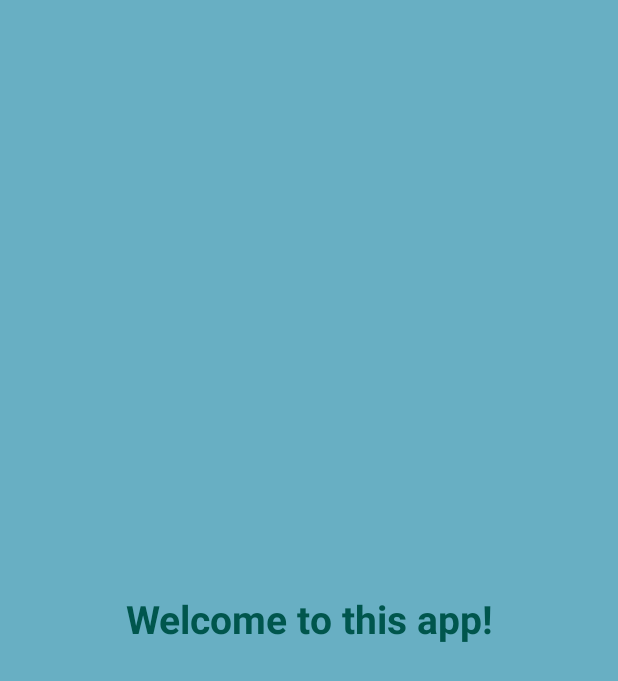
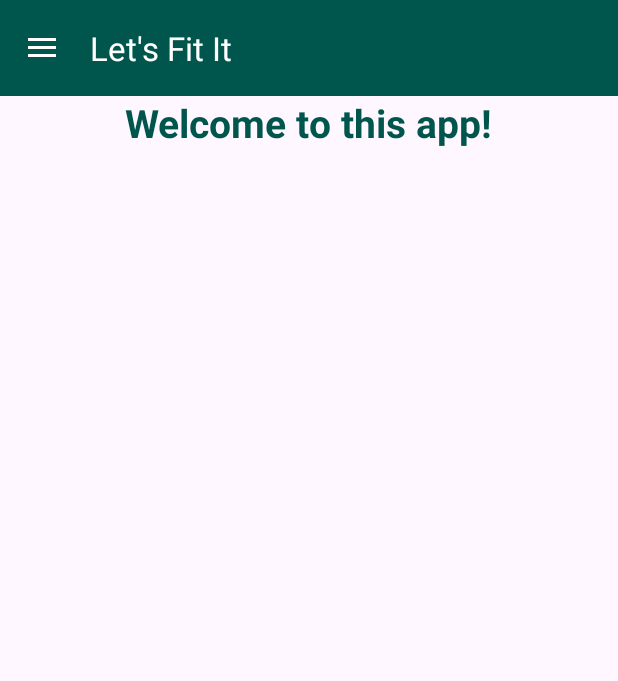
Before and after one commit to IoanaComaniciu00/Lets-Fit-It, an Android app: the MainActivity screen opened directly, with no data from a screen before it, on a phone screen of 412 x 824 dp. Shown: the top 681 px of the screen. Run offline under Robolectric (Android 15) with nearby library versions, the phone set to English and light mode, and no system bars; our stand-ins replace Firebase (no records; nobody signed in at launch, a user with empty details on screens opened directly).

Commit message:
added navigation menu

```diff
--- a/app/build.gradle.kts
+++ b/app/build.gradle.kts
@@ -53,6 +53,11 @@ dependencies {
     androidTestImplementation(libs.espresso.core)
     implementation (libs.firebase.firestore.ktx)
     implementation(libs.lifecycle.viewmodel)
+    implementation (libs.navigation.fragment)
+    implementation (libs.navigation.ui)
+    implementation (libs.material.v180)
+    implementation(libs.constraintlayout)
+    implementation(libs.navigation.fragment)
 
 
 
--- a/app/src/main/java/com/example/letsfitit/MainActivity.java
+++ b/app/src/main/java/com/example/letsfitit/MainActivity.java
@@ -1,24 +1,98 @@
 package com.example.letsfitit;
 
+import android.content.Intent;
 import android.os.Bundle;
+import android.view.View;
+import android.widget.TextView;
 
 import androidx.activity.EdgeToEdge;
+import androidx.appcompat.app.ActionBarDrawerToggle;
 import androidx.appcompat.app.AppCompatActivity;
 import androidx.core.graphics.Insets;
+import androidx.core.view.GravityCompat;
 import androidx.core.view.ViewCompat;
 import androidx.core.view.WindowInsetsCompat;
+import androidx.drawerlayout.widget.DrawerLayout;
+
+import com.google.android.material.appbar.MaterialToolbar;
+import com.google.android.material.navigation.NavigationView;
+import com.google.firebase.auth.FirebaseAuth;
+import com.google.firebase.auth.FirebaseUser;
 
 public class MainActivity extends AppCompatActivity {
+
+    private DrawerLayout drawerLayout;
+    private NavigationView navigationView;
+    private ActionBarDrawerToggle toggle;
+    private FirebaseAuth auth;
 
     @Override
     protected void onCreate(Bundle savedInstanceState) {
         super.onCreate(savedInstanceState);
-        EdgeToEdge.enable(this);
         setContentView(R.layout.activity_main);
-        ViewCompat.setOnApplyWindowInsetsListener(findViewById(R.id.main), (v, insets) -> {
-            Insets systemBars = insets.getInsets(WindowInsetsCompat.Type.systemBars());
-            v.setPadding(systemBars.left, systemBars.top, systemBars.right, systemBars.bottom);
-            return insets;
+
+        auth = FirebaseAuth.getInstance();
+
+        // Setup toolbar
+        MaterialToolbar toolbar = findViewById(R.id.toolbar);
+        setSupportActionBar(toolbar);
+
+
+        drawerLayout = findViewById(R.id.main);
+        navigationView = findViewById(R.id.nav_view);
+
+        // Setup drawer toggle
+        toggle = new ActionBarDrawerToggle(
+                this, drawerLayout, toolbar,
+                R.string.navigation_drawer_open,
+                R.string.navigation_drawer_close);
+        drawerLayout.addDrawerListener(toggle);
+        toggle.syncState();
+
+
+        View headerView = navigationView.getHeaderView(0);
+        TextView txtUserEmail = headerView.findViewById(R.id.txt_user_email);
+        FirebaseUser user = auth.getCurrentUser();
+        if (user != null) {
+            txtUserEmail.setText(user.getEmail());
+        }
+
+        // Navigation menu
+        navigationView.setNavigationItemSelectedListener(item -> {
+            int id = item.getItemId();
+
+            if (id == R.id.nav_home) {
+
+            }
+            else if (id == R.id.nav_profile) {
+                startActivity(new Intent(this, ProfileActivity.class));
+            }
+            /*else if (id == R.id.nav_history) {
+                startActivity(new Intent(this, HistoryActivity.class));
+            }*/
+            else if (id == R.id.nav_settings) {
+                startActivity(new Intent(this, SettingsActivity.class));
+            }
+            else if (id == R.id.nav_try) {
+                startActivity(new Intent(this, TryActivity.class));
+            }
+            else if (id == R.id.nav_logout) {
+                auth.signOut();
+                startActivity(new Intent(this, LoginActivity.class));
+                finish();
+            }
+
+            drawerLayout.closeDrawer(GravityCompat.START);
+            return true;
         });
     }
+
+    @Override
+    public void onBackPressed() {
+        if (drawerLayout.isDrawerOpen(GravityCompat.START)) {
+            drawerLayout.closeDrawer(GravityCompat.START);
+        } else {
+            super.onBackPressed();
+        }
+    }
 }
--- /dev/null
+++ b/app/src/main/res/drawable/nav_arrow.xml
@@ -0,0 +1,5 @@
+<vector xmlns:android="http://schemas.android.com/apk/res/android" android:autoMirrored="true" android:height="24dp" android:tint="#000000" android:viewportHeight="24" android:viewportWidth="24" android:width="24dp">
+
+    <path android:fillColor="@android:color/white" android:pathData="M20,11H7.83l5.59,-5.59L12,4l-8,8 8,8 1.41,-1.41L7.83,13H20v-2z"/>
+
+</vector>
--- /dev/null
+++ b/app/src/main/res/drawable/nav_menu.xml
@@ -0,0 +1,5 @@
+<vector xmlns:android="http://schemas.android.com/apk/res/android" android:autoMirrored="true" android:height="24dp" android:tint="#000000" android:viewportHeight="24" android:viewportWidth="24" android:width="24dp">
+
+    <path android:fillColor="@android:color/white" android:pathData="M4,10.5c-0.83,0 -1.5,0.67 -1.5,1.5s0.67,1.5 1.5,1.5 1.5,-0.67 1.5,-1.5 -0.67,-1.5 -1.5,-1.5zM4,4.5c-0.83,0 -1.5,0.67 -1.5,1.5S3.17,7.5 4,7.5 5.5,6.83 5.5,6 4.83,4.5 4,4.5zM4,16.5c-0.83,0 -1.5,0.68 -1.5,1.5s0.68,1.5 1.5,1.5 1.5,-0.68 1.5,-1.5 -0.67,-1.5 -1.5,-1.5zM7,19h14v-2L7,17v2zM7,13h14v-2L7,11v2zM7,5v2h14L21,5L7,5z"/>
+
+</vector>
--- a/app/src/main/res/layout/activity_main.xml
+++ b/app/src/main/res/layout/activity_main.xml
@@ -1,12 +1,28 @@
 <?xml version="1.0" encoding="utf-8"?>
-<androidx.constraintlayout.widget.ConstraintLayout xmlns:android="http://schemas.android.com/apk/res/android"
+<androidx.drawerlayout.widget.DrawerLayout
+    xmlns:android="http://schemas.android.com/apk/res/android"
     xmlns:app="http://schemas.android.com/apk/res-auto"
     xmlns:tools="http://schemas.android.com/tools"
     android:id="@+id/main"
     android:layout_width="match_parent"
     android:layout_height="match_parent"
-    android:background="@color/light_blue"
-    tools:context=".MainActivity"> <!--Make a custom background -->
+    tools:context=".MainActivity">
+
+
+    <LinearLayout
+        android:layout_width="match_parent"
+        android:layout_height="match_parent"
+        android:orientation="vertical">
+
+        <!-- Toolbar -->
+        <com.google.android.material.appbar.MaterialToolbar
+            android:id="@+id/toolbar"
+            android:layout_width="match_parent"
+            android:layout_height="?attr/actionBarSize"
+            android:background="?attr/colorPrimary"
+            android:elevation="4dp"
+            android:theme="@style/ThemeOverlay.AppCompat.Dark.ActionBar"
+            app:navigationIcon="@drawable/nav_menu" />
 
         <TextView
             android:layout_width="wrap_content"
@@ -15,9 +31,27 @@
             android:textColor="@color/dark_teal"
             android:textSize="26sp"
             android:textStyle="bold"
+            android:textAlignment="center"
+            android:layout_gravity="center"
             app:layout_constraintBottom_toBottomOf="parent"
             app:layout_constraintEnd_toEndOf="parent"
             app:layout_constraintStart_toStartOf="parent"
             app:layout_constraintTop_toTopOf="parent" />
 
-</androidx.constraintlayout.widget.ConstraintLayout>
+        <FrameLayout
+            android:id="@+id/nav_host_fragment"
+            android:layout_width="match_parent"
+            android:layout_height="match_parent" />
+    </LinearLayout>
+
+    <!-- Navigation drawer -->
+    <com.google.android.material.navigation.NavigationView
+        android:id="@+id/nav_view"
+        android:layout_width="wrap_content"
+        android:layout_height="match_parent"
+        android:layout_gravity="start"
+        app:headerLayout="@layout/nav_header"
+        app:menu="@menu/nav_menu"
+        tools:ignore="MissingConstraints" />
+
+</androidx.drawerlayout.widget.DrawerLayout>
--- /dev/null
+++ b/app/src/main/res/menu/nav_menu.xml
@@ -0,0 +1,36 @@
+<?xml version="1.0" encoding="utf-8"?>
+<menu xmlns:android="http://schemas.android.com/apk/res/android">
+    <group android:checkableBehavior="single">
+        <item
+            android:id="@+id/nav_home"
+            android:icon="@drawable/nav_home"
+            android:title="@string/home"
+            />
+
+        <item
+            android:id="@+id/nav_profile"
+            android:icon="@drawable/nav_profile"
+            android:title="@string/profile" />
+
+        <item
+            android:id="@+id/nav_try"
+            android:icon="@drawable/nav_try_clothes"
+            android:title="Try" />
+
+        <item
+            android:id="@+id/nav_settings"
+            android:icon="@drawable/nav_settings"
+            android:title="Settings" />
+
+
+    </group>
+
+    <item android:title="Account">
+        <menu>
+            <item
+                android:id="@+id/nav_logout"
+                android:icon="@drawable/nav_logout"
+                android:title="Log Out" />
+        </menu>
+    </item>
+</menu>
--- a/app/src/main/res/values/strings.xml
+++ b/app/src/main/res/values/strings.xml
@@ -10,4 +10,14 @@
     <string name="forgot_password">Forgot Password</string>
     <string name="not_registered">Not yet registered? Sign Up</string>
     <string name="google_singin">Sign in with Google</string>
+    <string name="asset_statements" translatable="false">
+[{
+  \"include\": \"https://example.com/.well-known/assetlinks.json\"
+}]
+</string>
+    <string name="hello_blank_fragment">Hello blank fragment</string>
+    <string name="navigation_drawer_open">Open navigation drawer</string>
+    <string name="navigation_drawer_close">Close navigation drawer</string>
+    <string name="home">Home</string>
+    <string name="profile">Profile</string>
 </resources>
--- a/gradle/libs.versions.toml
+++ b/gradle/libs.versions.toml
@@ -16,6 +16,9 @@ firebaseAuth = "23.2.1"
 credentials = "1.5.0"
 credentialsPlayServicesAuth = "1.5.0"
 googleid = "1.1.1"
+materialVersion = "1.8.0"
+navigationFragment = "2.9.0"
+navigationUi = "2.9.0"
 playServicesAuth = "21.3.0"
 
 [libraries]
@@ -35,6 +38,9 @@ firebase-auth = { group = "com.google.firebase", name = "firebase-auth", version
 credentials = { group = "androidx.credentials", name = "credentials", version.ref = "credentials" }
 credentials-play-services-auth = { group = "androidx.credentials", name = "credentials-play-services-auth", version.ref = "credentialsPlayServicesAuth" }
 googleid = { group = "com.google.android.libraries.identity.googleid", name = "googleid", version.ref = "googleid" }
+material-v180 = { module = "com.google.android.material:material", version.ref = "materialVersion" }
+navigation-fragment = { module = "androidx.navigation:navigation-fragment", version.ref = "navigationFragment" }
+navigation-ui = { module = "androidx.navigation:navigation-ui", version.ref = "navigationUi" }
 play-services-auth = { module = "com.google.android.gms:play-services-auth", version.ref = "playServicesAuth" }
 
 [plugins]
```
Also changed, not shown: app/src/main/AndroidManifest.xml (+19 -6 lines), app/src/main/java/com/example/letsfitit/HistoryActivity.java (added, +24 -0 lines), app/src/main/java/com/example/letsfitit/LoginActivity.java (+26 -0 lines), app/src/main/java/com/example/letsfitit/ProfileActivity.java (added, +34 -0 lines), app/src/main/java/com/example/letsfitit/SettingsActivity.java (added, +24 -0 lines), app/src/main/java/com/example/letsfitit/TryActivity.java (added, +24 -0 lines), app/src/main/res/layout/activity_history.xml (added, +10 -0 lines), app/src/main/res/layout/activity_profile.xml (added, +23 -0 lines), app/src/main/res/layout/activity_settings.xml (added, +10 -0 lines), app/src/main/res/layout/activity_try.xml (added, +10 -0 lines), app/src/main/res/layout/nav_header.xml (added, +33 -0 lines). Lines whose indentation alone changed are shown as unchanged.
